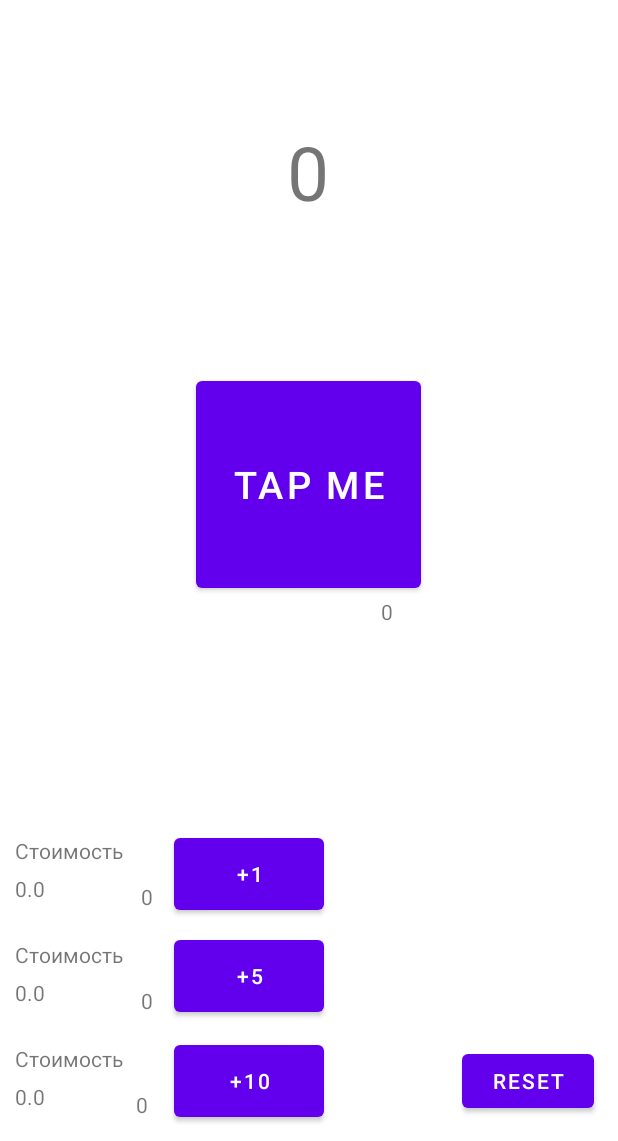
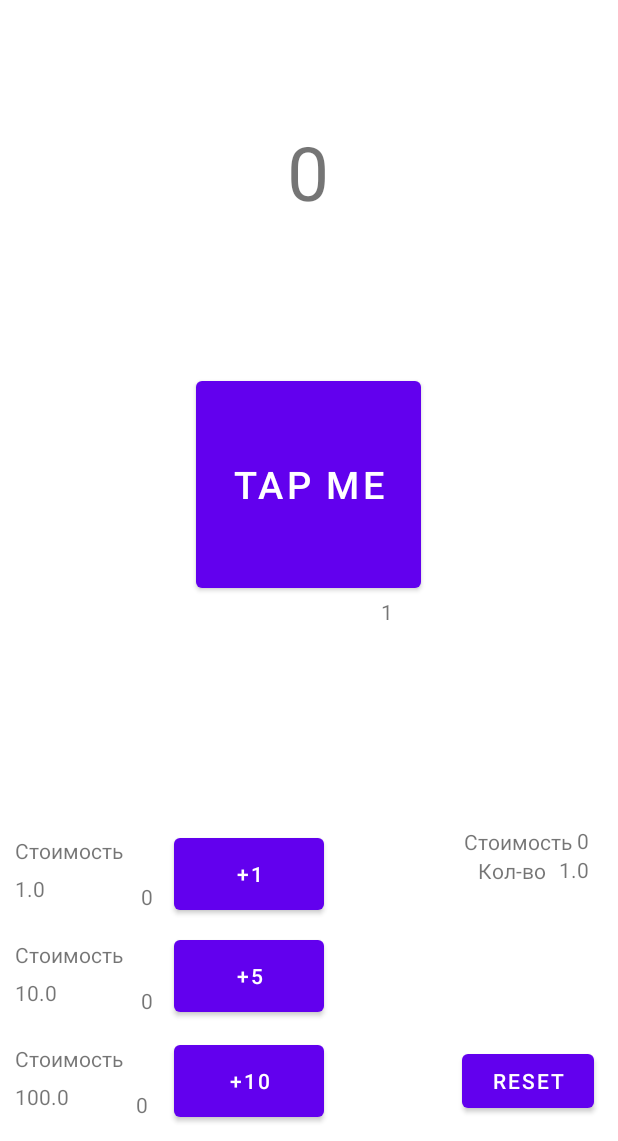
Before and after one commit to Chuchumbrik/androidtest1, an Android app: the screen it shows after launch (MainActivity), on a phone screen of 412 x 824 dp, the part 95-1236 px from its top. Run offline under Robolectric (Android 15) with nearby library versions, the phone set to English and light mode, and no system bars.

Commit message:
Разделил весь код на разные тематические функции/методы заставил работать кнопку reset Перетащил все переменные в основной файл Добавил тестовые текстовые поля на главный экран для отображения стоимость и кол-ва автокликеров (Автокликеры работают не правильно"Печалька")

```diff
--- a/app/src/main/java/space/test/test1/MainActivity.java
+++ b/app/src/main/java/space/test/test1/MainActivity.java
@@ -2,6 +2,9 @@ package space.test.test1;
 
 import androidx.appcompat.app.AppCompatActivity;
 
+import android.app.AlarmManager;
+import android.app.PendingIntent;
+import android.content.Context;
 import android.content.Intent;
 import android.content.SharedPreferences;
 import android.os.Bundle;
@@ -19,24 +22,39 @@ public class MainActivity extends AppCompatActivity {
     // total_score - общее количество очков заработанных за игру
     static public int count_money = 0;
     static public int total_score = 0;
+    //Значения по умолчанию для количества денег и общего счета
+    final int default_money_and_score = 0;
 
     // add_money_tap - кол-во денег за одно нажатие
-    int add_money_tap = 1;
+    int add_money_tap;
+    //Значения по умолчанию для количества денег за один клик
+    final int default_add_money_tap = 1;
 
     // cost_buy_1_lvl - стоимость увлечения клика 1 лвл
     // cost_buy_2_lvl - стоимость увлечения клика 2 лвл
-    // cost_buy_2_lvl - стоимость увлечения клика 3 лвл
-    float cost_buy_1_lvl = 10;
-    float cost_buy_2_lvl = 100;
-    float cost_buy_3_lvl = 1000;
+    // cost_buy_3_lvl - стоимость увлечения клика 3 лвл
+    float cost_buy_1_lvl;
+    float cost_buy_2_lvl;
+    float cost_buy_3_lvl;
+    // cost_buy_1_lvl_auto - стоимость улучшения автоклика 1 лвл
+    public static float cost_buy_1_lvl_auto;
+    //Значения по умолчанию для цен увелечения клика
+    final public static int default_cost_buy_1_lvl = 1;
+    final public static int default_cost_buy_2_lvl = 10;
+    final public static int default_cost_buy_3_lvl = 100;
 
     // count_buy_1_lvl - Количество купленных улучшений 1 лвл
     // count_buy_2_lvl - Количество купленных улучшений 2 лвл
     // count_buy_3_lvl - Количество купленных улучшений 3 лвл
-    int count_buy_1_lvl = 0;
-    int count_buy_2_lvl = 0;
-    int count_buy_3_lvl = 0;
+    int count_buy_1_lvl;
+    int count_buy_2_lvl;
+    int count_buy_3_lvl;
+    // count_buy_1_lvl - Количество купленных улучшений автоклика 1 лвл
+    public static int count_buy_1_lvl_auto;
+    //Значения по умолчанию для количества улучшений
+    final public static int default_count_buy = 0;
 
+    //Переключатель задачи по таймеру автоклика
     public static boolean enabled_buy_1_lvl_auto = false;
 
 
@@ -66,73 +84,28 @@ public class MainActivity extends AppCompatActivity {
 
     Button test_1;
 
+    TextView TextView_cost_buy_auto;
+    TextView TextView_count_buy_auto;
+
     @Override
     protected void onCreate(Bundle savedInstanceState) {
         super.onCreate(savedInstanceState);
         setContentView(R.layout.activity_main);
 
-        reset = (Button) findViewById(R.id.reset);
-        reset.setOnClickListener(new View.OnClickListener() {
-            @Override
-            public void onClick(View v) {
-                save_data_reset();
-            }
-        });
+        //Объявление переменных для их объектов на экране
+        init();
 
-        tap_button = (Button) findViewById(R.id.tap_tap);
-        button_buy_1_lvl = (Button) findViewById(R.id.button_buy_1_lvl);
-        button_buy_2_lvl = (Button) findViewById(R.id.button_buy_2_lvl);
-        button_buy_3_lvl = (Button) findViewById(R.id.button_buy_3_lvl);
+        //Загрузка данных
+        load_save_data();
 
-        TextView_cost_buy_1_lvl = (TextView)findViewById(R.id.TextView_cost_buy_1_lvl);
-        TextView_cost_buy_1_lvl.setText(cost_buy_1_lvl + "");
-        TextView_cost_buy_2_lvl = (TextView)findViewById(R.id.TextView_cost_buy_2_lvl);
-        TextView_cost_buy_2_lvl.setText(cost_buy_2_lvl + "");
-        TextView_cost_buy_3_lvl = (TextView)findViewById(R.id.TextView_cost_buy_3_lvl);
-        TextView_cost_buy_3_lvl.setText(cost_buy_3_lvl + "");
+        //Вывод информации на экран
+        output_to_the_screen();
 
-        TextView_count_buy_1_lvl = (TextView)findViewById(R.id.TextView_count_buy_1_lvl);
-        count_buy_1_lvl = 0;
-        TextView_count_buy_1_lvl.setText(count_buy_1_lvl + "");
-        TextView_count_buy_2_lvl = (TextView)findViewById(R.id.TextView_count_buy_2_lvl);
-        count_buy_2_lvl = 0;
-        TextView_count_buy_2_lvl.setText(count_buy_2_lvl + "");
-        TextView_count_buy_3_lvl = (TextView)findViewById(R.id.TextView_count_buy_3_lvl);
-        count_buy_3_lvl = 0;
-        TextView_count_buy_3_lvl.setText(count_buy_3_lvl + "");
+        //Все функции связанные с отслеживанием кликов по экрану
+        click_handler();
 
-        TextView_add_count_money = (TextView)findViewById(R.id.add_count_money);
-        TextView_add_count_money.setText(add_money_tap + "");
-
-        Shop = (Button) findViewById(R.id.shop);
-        Shop.setOnClickListener(new View.OnClickListener() {
-            @Override
-            public void onClick(View v) {
-                save_data();
-                Intent intent = new Intent(MainActivity.this, Improve.class);
-                startActivity(intent);
-            }
-        });
-
-        test_1 = (Button) findViewById(R.id.test_1);
-        test_1.setOnClickListener(new View.OnClickListener() {
-            @Override
-            public void onClick(View v) {
-                save_data();
-                Intent intent = new Intent(MainActivity.this, test_1.class);
-                startActivity(intent);
-            }
-        });
-
-        text_money = (TextView)findViewById(R.id.money);
-        TextView_total_score = (TextView)findViewById(R.id.total_score);
-        Tap();
-        button_buy_1_lvl();
-        button_buy_2_lvl();
-        button_buy_3_lvl();
-
-        load_save_data();
-        if (enabled_buy_1_lvl_auto == true) {
+        //Запуск таймера автокликера
+        if (enabled_buy_1_lvl_auto) {
             timer = new Timer();
             mTimerTask = new MyTimerTaskAddMoneyAuto();
 
@@ -145,7 +118,8 @@ public class MainActivity extends AppCompatActivity {
                 new Handler(Looper.getMainLooper()).post(new Runnable(){
                     @Override
                     public void run() {
-                        text_money.setText(count_money + "");
+                        output_count_money();
+                        output_total_score();
                         TextView_total_score.setText(total_score + "");
                         save_data();
                     }
@@ -153,6 +127,7 @@ public class MainActivity extends AppCompatActivity {
             }
         }
 
+        //запуск таймера обновления каждую секунду общего счета и нынешнего количества денег
         timer = new Timer();
         mTimerTask = new MyTimerTask();
 
@@ -160,17 +135,106 @@ public class MainActivity extends AppCompatActivity {
         save_data();
     }
 
+    void init() {
+        reset = (Button) findViewById(R.id.reset);
+
+        tap_button = (Button) findViewById(R.id.tap_tap);
+        button_buy_1_lvl = (Button) findViewById(R.id.button_buy_1_lvl);
+        button_buy_2_lvl = (Button) findViewById(R.id.button_buy_2_lvl);
+        button_buy_3_lvl = (Button) findViewById(R.id.button_buy_3_lvl);
+
+        TextView_cost_buy_1_lvl = (TextView)findViewById(R.id.TextView_cost_buy_1_lvl);
+        TextView_cost_buy_2_lvl = (TextView)findViewById(R.id.TextView_cost_buy_2_lvl);
+        TextView_cost_buy_3_lvl = (TextView)findViewById(R.id.TextView_cost_buy_3_lvl);
+
+        TextView_count_buy_1_lvl = (TextView)findViewById(R.id.TextView_count_buy_1_lvl);
+        TextView_count_buy_2_lvl = (TextView)findViewById(R.id.TextView_count_buy_2_lvl);
+        TextView_count_buy_3_lvl = (TextView)findViewById(R.id.TextView_count_buy_3_lvl);
+
+        TextView_add_count_money = (TextView)findViewById(R.id.add_count_money);
+
+        text_money = (TextView)findViewById(R.id.money);
+        TextView_total_score = (TextView)findViewById(R.id.total_score);
+
+        Shop = (Button) findViewById(R.id.shop);
+
+        test_1 = (Button) findViewById(R.id.test_1);
+
+        TextView_cost_buy_auto = (TextView)findViewById(R.id.cost_buy_auto);
+        TextView_count_buy_auto = (TextView)findViewById(R.id.count_buy_auto);
+    }
+
+
+
+    void output_to_the_screen() {
+        TextView_cost_buy_1_lvl.setText(cost_buy_1_lvl + "");
+        TextView_cost_buy_2_lvl.setText(cost_buy_2_lvl + "");
+        TextView_cost_buy_3_lvl.setText(cost_buy_3_lvl + "");
+
+        TextView_count_buy_1_lvl.setText(count_buy_1_lvl + "");
+        TextView_count_buy_2_lvl.setText(count_buy_2_lvl + "");
+        TextView_count_buy_3_lvl.setText(count_buy_3_lvl + "");
+
+        TextView_add_count_money.setText(add_money_tap + "");
+
+        output_count_money();
+        output_total_score();
+
+        TextView_cost_buy_auto.setText(count_buy_1_lvl_auto + "");
+        TextView_count_buy_auto.setText(cost_buy_1_lvl_auto + "");
+    }
+
+    void output_total_score() {
+        TextView_total_score.setText(total_score + "");
+    }
+
+    void output_count_money() {
+        text_money.setText(count_money + "");
+    }
+
+    void click_handler() {
+        reset.setOnClickListener(new View.OnClickListener() {
+            @Override
+            public void onClick(View v) {
+                save_data_reset();
+            }
+        });
+
+        Shop.setOnClickListener(new View.OnClickListener() {
+            @Override
+            public void onClick(View v) {
+                save_data();
+                Intent intent = new Intent(MainActivity.this, Improve.class);
+                startActivity(intent);
+            }
+        });
+
+        test_1.setOnClickListener(new View.OnClickListener() {
+            @Override
+            public void onClick(View v) {
+                save_data();
+                Intent intent = new Intent(MainActivity.this, test_1.class);
+                startActivity(intent);
+            }
+        });
+
+        Tap();
+        button_buy_1_lvl();
+        button_buy_2_lvl();
+        button_buy_3_lvl();
+    }
+
     public static class MyTimerTaskAddMoneyAuto extends TimerTask {
         @Override
         public void run() {
-            MainActivity.count_money += Improve.count_buy_1_lvl_auto;
-            MainActivity.total_score += Improve.count_buy_1_lvl_auto;
+            MainActivity.count_money += count_buy_1_lvl_auto;
+            MainActivity.total_score += count_buy_1_lvl_auto;
         }
     }
 
     public void total_score(int add_score) {
         total_score += add_score;
-        TextView_total_score.setText(total_score + "");
+        output_total_score();
     }
 
     void Tap() {
@@ -179,7 +243,7 @@ public class MainActivity extends AppCompatActivity {
             public void onClick(View view) {
                 count_money += add_money_tap;
                 total_score(add_money_tap);
-                text_money.setText(count_money + "");
+                output_count_money();
                 save_data();
             }
         });
@@ -198,6 +262,7 @@ public class MainActivity extends AppCompatActivity {
                     count_buy_1_lvl ++;
                     TextView_count_buy_1_lvl.setText(count_buy_1_lvl + "");
                     save_data();
+                    output_count_money();
                 }
             }
         });
@@ -216,6 +281,7 @@ public class MainActivity extends AppCompatActivity {
                     count_buy_2_lvl ++;
                     TextView_count_buy_2_lvl.setText(count_buy_2_lvl + "");
                     save_data();
+                    output_count_money();
                 }
             }
         });
@@ -234,6 +300,7 @@ public class MainActivity extends AppCompatActivity {
                     count_buy_3_lvl ++;
                     TextView_count_buy_3_lvl.setText(count_buy_3_lvl + "");
                     save_data();
+                    output_count_money();
                 }
             }
         });
@@ -252,51 +319,52 @@ public class MainActivity extends AppCompatActivity {
         editor.putInt("count_buy_2_lvl", count_buy_2_lvl);
         editor.putInt("count_buy_3_lvl", count_buy_3_lvl);
         editor.putBoolean("enabled_buy_1_lvl_auto", enabled_buy_1_lvl_auto);
-        editor.putInt("count_buy_1_lvl_auto", Improve.count_buy_1_lvl_auto);
+        editor.putInt("count_buy_1_lvl_auto", count_buy_1_lvl_auto);
+        editor.putFloat("cost_buy_1_lvl_auto", cost_buy_1_lvl_auto);
         editor.commit();
     }
 
     void load_save_data() {
         preferences = getPreferences(MODE_PRIVATE);
-        count_money = preferences.getInt("count_money", 0);
-        total_score = preferences.getInt("total_score", 0);
-        add_money_tap = preferences.getInt("add_money_tap", 0);
-        cost_buy_1_lvl = preferences.getFloat("cost_buy_1_lvl", 0);
-        cost_buy_2_lvl = preferences.getFloat("cost_buy_2_lvl", 0);
-        cost_buy_3_lvl = preferences.getFloat("cost_buy_3_lvl", 0);
-        count_buy_1_lvl = preferences.getInt("count_buy_1_lvl", 0);
-        count_buy_2_lvl = preferences.getInt("count_buy_2_lvl", 0);
-        count_buy_3_lvl = preferences.getInt("count_buy_3_lvl", 0);
+        count_money = preferences.getInt("count_money", default_money_and_score);
+        total_score = preferences.getInt("total_score", default_money_and_score);
+        add_money_tap = preferences.getInt("add_money_tap", default_add_money_tap);
+        cost_buy_1_lvl = preferences.getFloat("cost_buy_1_lvl", default_cost_buy_1_lvl);
+        cost_buy_2_lvl = preferences.getFloat("cost_buy_2_lvl", default_cost_buy_2_lvl);
+        cost_buy_3_lvl = preferences.getFloat("cost_buy_3_lvl", default_cost_buy_3_lvl);
+        count_buy_1_lvl = preferences.getInt("count_buy_1_lvl", default_count_buy);
+        count_buy_2_lvl = preferences.getInt("count_buy_2_lvl", default_count_buy);
+        count_buy_3_lvl = preferences.getInt("count_buy_3_lvl", default_count_buy);
         enabled_buy_1_lvl_auto = preferences.getBoolean("enabled_buy_1_lvl_auto", false);
-        Improve.count_buy_1_lvl_auto = preferences.getInt("count_buy_1_lvl_auto", 0);
+        count_buy_1_lvl_auto = preferences.getInt("count_buy_1_lvl_auto", default_count_buy);
+        cost_buy_1_lvl_auto = preferences.getFloat("cost_buy_1_lvl_auto", default_cost_buy_1_lvl);
 
-        TextView_cost_buy_1_lvl.setText(cost_buy_1_lvl + "");
-        TextView_cost_buy_2_lvl.setText(cost_buy_2_lvl + "");
-        TextView_cost_buy_3_lvl.setText(cost_buy_3_lvl + "");
-        TextView_count_buy_1_lvl.setText(count_buy_1_lvl + "");
-        TextView_count_buy_2_lvl.setText(count_buy_2_lvl + "");
-        TextView_count_buy_3_lvl.setText(count_buy_3_lvl + "");
-        text_money.setText(count_money + "");
-        TextView_total_score.setText(total_score + "");
-        TextView_add_count_money.setText(add_money_tap + "");
+        output_to_the_screen();
     }
 
     void save_data_reset() {
-        preferences = getPreferences(MODE_PRIVATE);
-        SharedPreferences.Editor editor = preferences.edit();
-        editor.putInt("count_money", 0);
-        editor.putInt("total_score", 0);
-        editor.putInt("add_money_tap", 0);
-        editor.putFloat("cost_buy_1_lvl", 0);
-        editor.putFloat("cost_buy_2_lvl", 0);
-        editor.putFloat("cost_buy_3_lvl", 0);
-        editor.putInt("count_buy_1_lvl", 0);
-        editor.putInt("count_buy_2_lvl", 0);
-        editor.putInt("count_buy_3_lvl", 0);
-        editor.putBoolean("enabled_buy_1_lvl_auto", false);
-        editor.putInt("count_buy_1_lvl_auto", 0);
-        editor.putFloat("cost_buy_1_lvl_auto", 0);
-        editor.commit();
-        finishAffinity();
+        count_money = default_money_and_score;
+        total_score = default_money_and_score;
+        add_money_tap = default_add_money_tap;
+        cost_buy_1_lvl = default_cost_buy_1_lvl;
+        cost_buy_2_lvl = default_cost_buy_2_lvl;
+        cost_buy_3_lvl = default_cost_buy_3_lvl;
+        count_buy_1_lvl = default_count_buy;
+        count_buy_2_lvl = default_count_buy;
+        count_buy_3_lvl = default_count_buy;
+        enabled_buy_1_lvl_auto = false;
+        count_buy_1_lvl_auto = default_count_buy;
+        cost_buy_1_lvl_auto = default_cost_buy_1_lvl;
+        save_data();
+        restartApp();
+    }
+
+    private void restartApp() {
+        Intent intent = new Intent(getApplicationContext(), MainActivity.class);
+        int mPendingIntentId = 12345;
+        PendingIntent mPendingIntent = PendingIntent.getActivity(getApplicationContext(), mPendingIntentId, intent, PendingIntent.FLAG_CANCEL_CURRENT);
+        AlarmManager mgr = (AlarmManager) getApplicationContext().getSystemService(Context.ALARM_SERVICE);
+        mgr.set(AlarmManager.RTC, System.currentTimeMillis() + 100, mPendingIntent);
+        System.exit(0);
     }
 }
--- a/app/src/main/res/layout/activity_main.xml
+++ b/app/src/main/res/layout/activity_main.xml
@@ -198,4 +198,42 @@
         app:layout_constraintEnd_toStartOf="@+id/shop"
         app:layout_constraintTop_toTopOf="parent" />
 
+    <TextView
+        android:id="@+id/cost_buy_auto"
+        android:layout_width="wrap_content"
+        android:layout_height="wrap_content"
+        android:layout_marginTop="550dp"
+        android:layout_marginEnd="19dp"
+        android:text="TextView"
+        app:layout_constraintEnd_toEndOf="parent"
+        app:layout_constraintTop_toBottomOf="@+id/shop" />
+
+    <TextView
+        android:id="@+id/count_buy_auto"
+        android:layout_width="wrap_content"
+        android:layout_height="wrap_content"
+        android:layout_marginEnd="19dp"
+        android:text="TextView"
+        app:layout_constraintEnd_toEndOf="parent"
+        app:layout_constraintTop_toBottomOf="@+id/cost_buy_auto" />
+
+    <TextView
+        android:id="@+id/textView3"
+        android:layout_width="wrap_content"
+        android:layout_height="wrap_content"
+        android:layout_marginTop="134dp"
+        android:layout_marginEnd="3dp"
+        android:text="Стоимость"
+        app:layout_constraintEnd_toStartOf="@+id/cost_buy_auto"
+        app:layout_constraintTop_toBottomOf="@+id/add_count_money" />
+
+    <TextView
+        android:id="@+id/textView5"
+        android:layout_width="46dp"
+        android:layout_height="19dp"
+        android:layout_marginEnd="8dp"
+        android:text="Кол-во"
+        app:layout_constraintEnd_toStartOf="@+id/count_buy_auto"
+        app:layout_constraintTop_toBottomOf="@+id/textView3" />
+
 </androidx.constraintlayout.widget.ConstraintLayout>
```
Also changed, not shown: app/src/main/java/space/test/test1/Improve.java (+34 -27 lines), app/src/main/res/layout/activity_improve.xml (+4 -4 lines).
